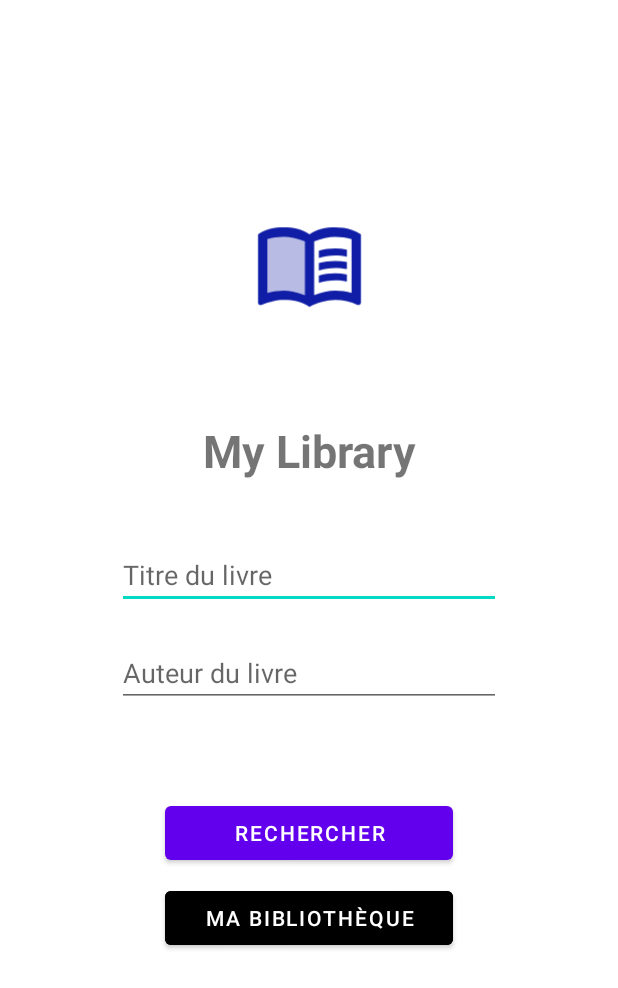
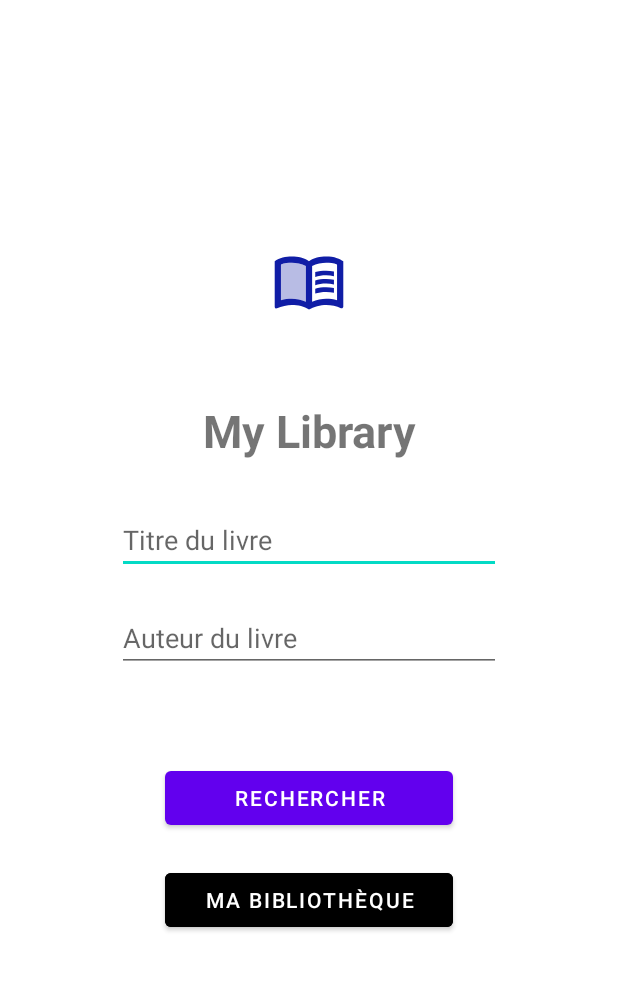
Before and after one commit to ThomaHe/MyLibrary, an Android app: the screen it shows after launch (MainActivity), on a phone screen of 412 x 824 dp. Shown: the top 988 px of the screen. Run offline under Robolectric (Android 15) with nearby library versions, the phone set to English and light mode, and no system bars.

Commit message:
Fix de l'écran d'accueil pour les petits écrans

```diff
--- a/app/src/main/res/layout/activity_main.xml
+++ b/app/src/main/res/layout/activity_main.xml
@@ -8,10 +8,10 @@
 
     <ImageView
         android:id="@+id/logo"
-        android:layout_width="150dp"
-        android:layout_height="150dp"
+        android:layout_width="100dp"
+        android:layout_height="100dp"
         android:src="@drawable/ic_launcher_foreground"
-        android:layout_marginTop="100dp"
+        android:layout_marginTop="50dp"
         app:layout_constraintBottom_toTopOf="@+id/app_title"
         app:layout_constraintLeft_toLeftOf="parent"
         app:layout_constraintRight_toRightOf="parent"
@@ -35,7 +35,7 @@
         android:id="@+id/editText_title"
         android:layout_width="wrap_content"
         android:layout_height="wrap_content"
-        android:layout_marginTop="40dp"
+        android:layout_marginTop="30dp"
         android:ems="12"
         android:hint="@string/title_hint"
         android:inputType="text"
```
